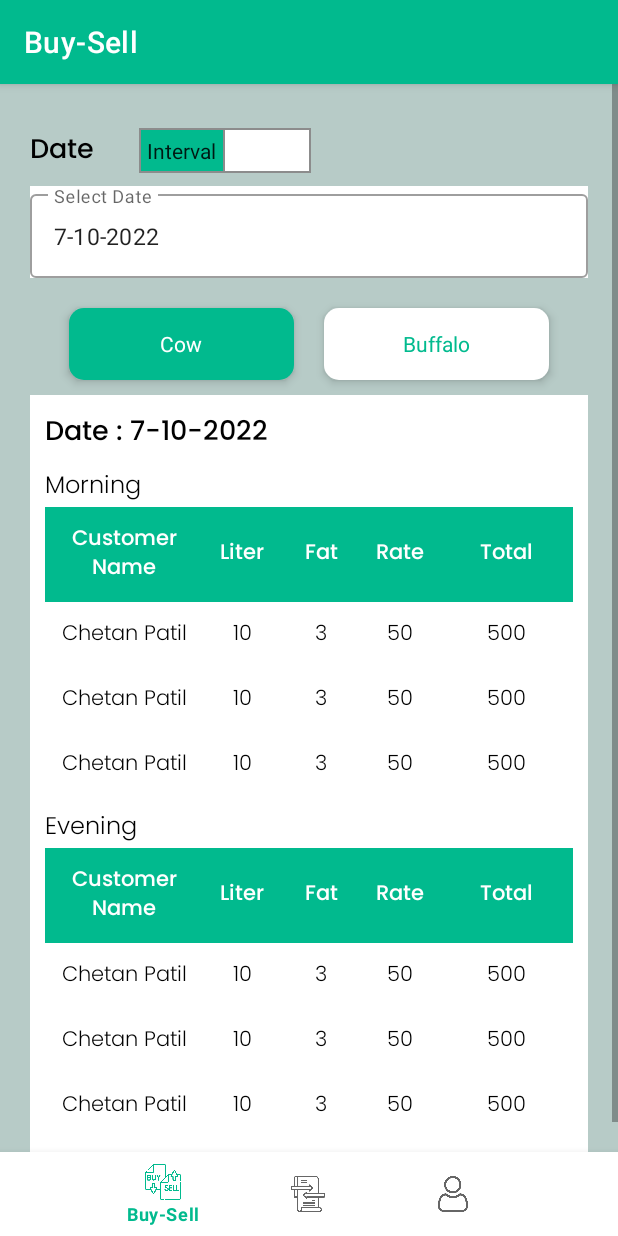
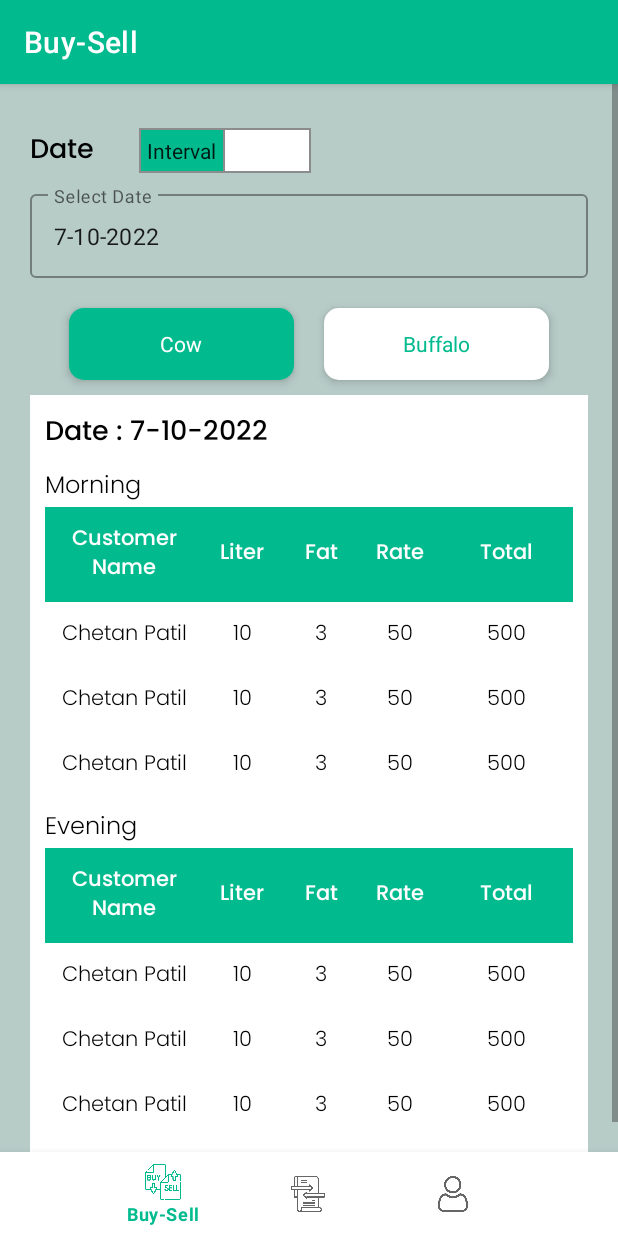
Before and after one commit to chetan7020/MilkManagementApp, an Android app: the fragment BuySummaryFragment placed in its activity, on a phone screen of 412 x 824 dp. Run offline under Robolectric (Android 15) with nearby library versions, the phone set to English and light mode, and no system bars; our stand-ins replace navigation-ui.

```diff
--- a/app/src/main/java/com/example/milkmanagementapp/owner/buy_sell/BuyFragment.java
+++ b/app/src/main/java/com/example/milkmanagementapp/owner/buy_sell/BuyFragment.java
@@ -4,6 +4,7 @@ import android.app.DatePickerDialog;
 import android.os.Bundle;
 import android.text.Editable;
 import android.text.TextWatcher;
+import android.util.Log;
 import android.view.LayoutInflater;
 import android.view.View;
 import android.view.ViewGroup;
@@ -75,6 +76,7 @@ public class BuyFragment extends Fragment {
         view = inflater.inflate(R.layout.owner_customer_fragment_buy, container, false);
 
         initialize();
+
 
         setDropDownList();
 
--- a/app/src/main/res/layout/owner_customer_fragment_buy_summary.xml
+++ b/app/src/main/res/layout/owner_customer_fragment_buy_summary.xml
@@ -10,8 +10,8 @@
     <LinearLayout
         android:layout_width="match_parent"
         android:layout_height="wrap_content"
-        android:padding="20dp"
-        android:orientation="vertical">
+        android:orientation="vertical"
+        android:padding="20dp">
 
         <LinearLayout
             android:layout_width="match_parent"
@@ -48,13 +48,13 @@
                 style="@style/Widget.MaterialComponents.TextInputLayout.OutlinedBox"
                 android:layout_width="match_parent"
                 android:layout_height="wrap_content"
-                android:background="@color/white"
                 android:hint="Select Date">
 
                 <com.google.android.material.textfield.TextInputEditText
                     android:id="@+id/etDateFrom"
                     android:layout_width="match_parent"
                     android:layout_height="match_parent"
+                    android:editable="false"
                     android:text="7-10-2022"
                     android:textSize="15sp" />
             </com.google.android.material.textfield.TextInputLayout>
@@ -76,7 +76,6 @@
                 style="@style/Widget.MaterialComponents.TextInputLayout.OutlinedBox"
                 android:layout_width="match_parent"
                 android:layout_height="wrap_content"
-                android:background="@color/white"
                 android:hint="Select Date"
                 android:visibility="gone">
 
@@ -85,6 +84,7 @@
                     android:layout_width="match_parent"
                     android:layout_height="match_parent"
                     android:text="7-10-2022"
+                    android:editable="false"
                     android:textSize="15sp" />
             </com.google.android.material.textfield.TextInputLayout>
 
@@ -105,8 +105,8 @@
                 android:layout_margin="10dp"
                 android:background="@drawable/radio_selector"
                 android:button="@android:color/transparent"
+                android:checked="true"
                 android:elevation="4dp"
-                android:checked="true"
                 android:gravity="center"
                 android:padding="10dp"
                 android:text="Cow"
--- a/app/src/main/res/layout/owner_customer_fragment_sell_summary.xml
+++ b/app/src/main/res/layout/owner_customer_fragment_sell_summary.xml
@@ -48,7 +48,6 @@
                 style="@style/Widget.MaterialComponents.TextInputLayout.OutlinedBox"
                 android:layout_width="match_parent"
                 android:layout_height="wrap_content"
-                android:background="@color/white"
                 android:hint="Select Date">
 
                 <com.google.android.material.textfield.TextInputEditText
@@ -77,7 +76,6 @@
                 style="@style/Widget.MaterialComponents.TextInputLayout.OutlinedBox"
                 android:layout_width="match_parent"
                 android:layout_height="wrap_content"
-                android:background="@color/white"
                 android:hint="Select Date"
                 android:visibility="gone">
 
```
Also changed, not shown: app/src/main/java/com/example/milkmanagementapp/owner/ui/CustomerFragment.java (+24 -1 lines), app/src/main/res/menu/owner_customer_popup_menu.xml (added, +16 -0 lines).
